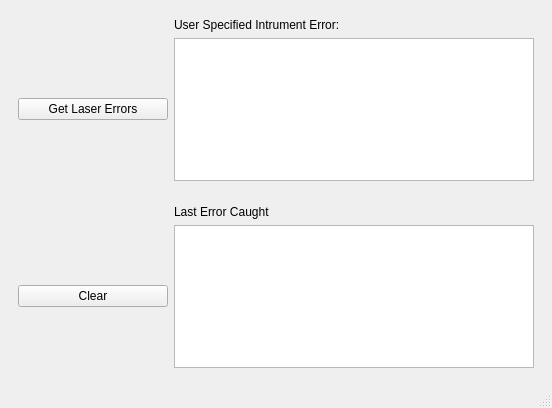
Old version of the form TransmissionSetup/UI/DevWindow.ui in the repository gregmoille/InstrumentControl.
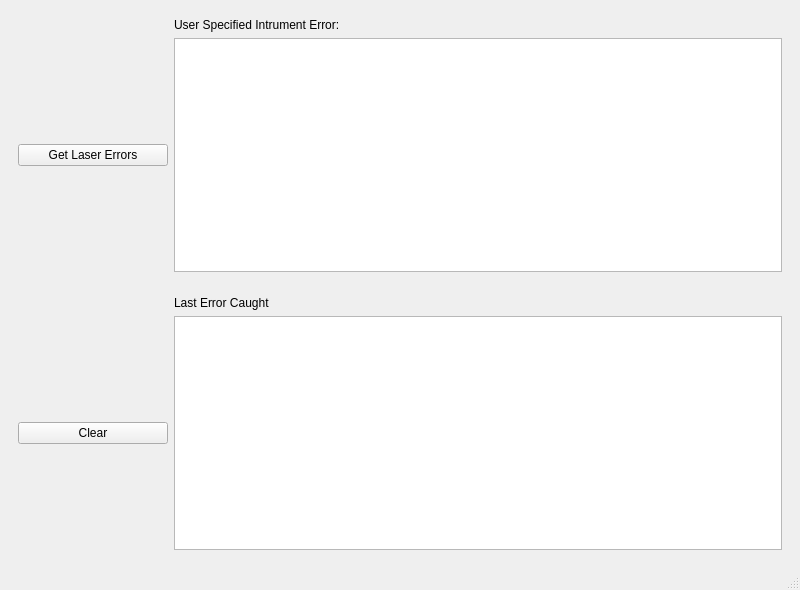
New version of the form. Icons and pictures are not drawn.

What changed in the file:
```diff
--- a/TransmissionSetup/UI/DevWindow.ui
+++ b/TransmissionSetup/UI/DevWindow.ui
@@ -6,8 +6,8 @@
    <rect>
     <x>0</x>
     <y>0</y>
-    <width>552</width>
-    <height>408</height>
+    <width>800</width>
+    <height>590</height>
    </rect>
   </property>
   <property name="windowTitle">
```
Left out of the diff: 8 changed lines with no effect on the pictures.
